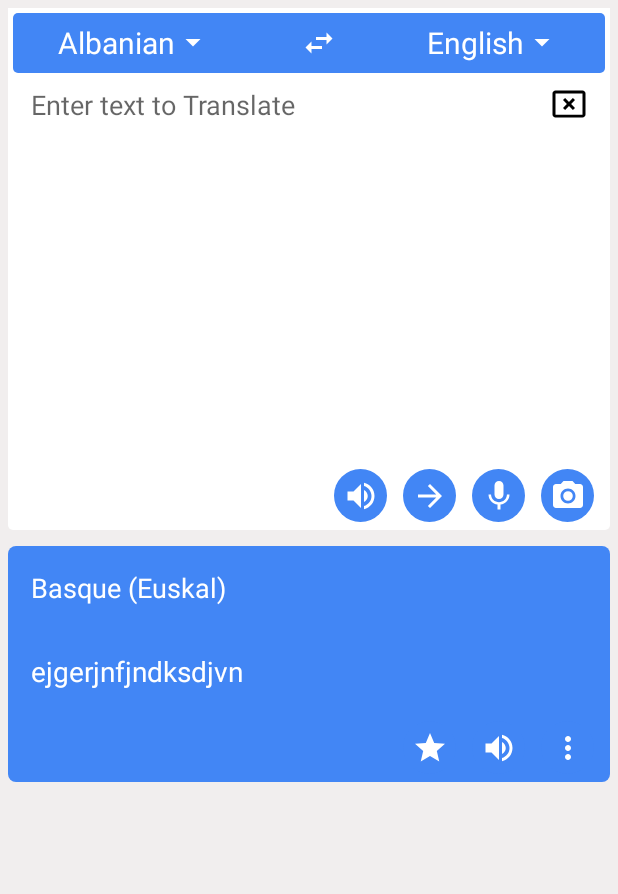
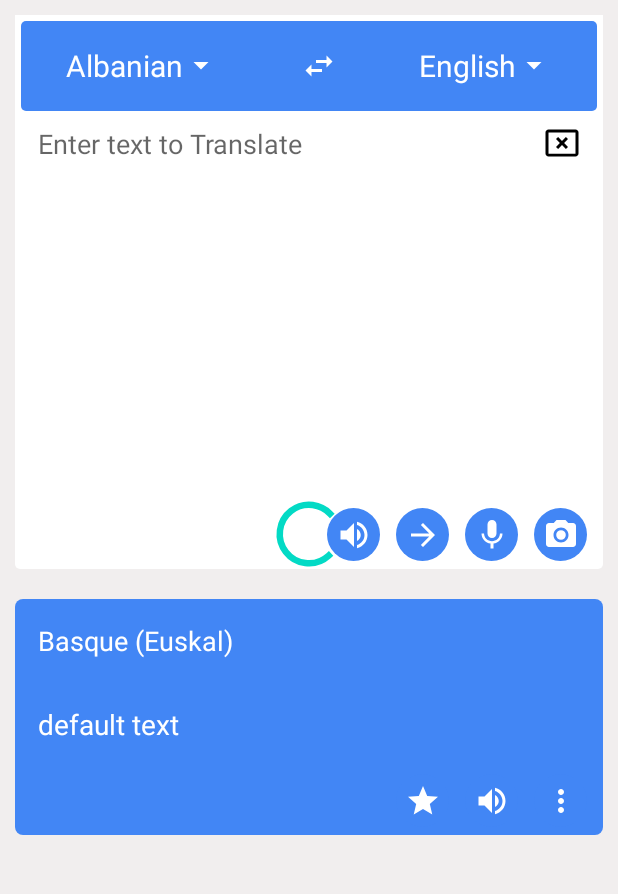
Before and after one commit to RSoft456/TranslatorApp, an Android app: the layout activity_main.xml on its own in the app's theme, with its tools: preview values and no code run, on a phone screen of 412 x 824 dp, the part 84-978 px from its top. Run offline under Robolectric (Android 15) with nearby library versions, the phone set to English and light mode, and no system bars.

```diff
--- a/app/src/main/AndroidManifest.xml
+++ b/app/src/main/AndroidManifest.xml
@@ -19,9 +19,6 @@
             android:name=".avtivities.Conversation"
             android:exported="false" />
         <activity
-            android:name=".api.ApiActivity"
-            android:exported="true"/>
-        <activity
             android:name=".avtivities.LanguagesList"
             android:exported="false" />
         <activity
--- a/app/src/main/java/com/example/api/ramsha/translator/adapter/ConversationAdapter.java
+++ b/app/src/main/java/com/example/api/ramsha/translator/adapter/ConversationAdapter.java
@@ -44,6 +44,7 @@ public class ConversationAdapter extends RecyclerView.Adapter<RecyclerView.ViewH
                 case ConversationModel.Receiver_TYPE:
                     ((receiverViewHolder) holder).receiverText.setText(item.getConvoTextToBeTranslated());
                     ((receiverViewHolder) holder).receiverTranslatedText.setText(item.getConvoTranslatedText());
+
                     break;
                 case ConversationModel.Sender_TYPE:
                     ((senderViewHolder) holder).senderText.setText(item.getConvoTextToBeTranslated());
@@ -51,6 +52,7 @@ public class ConversationAdapter extends RecyclerView.Adapter<RecyclerView.ViewH
                     break;
             }
         }
+
 
 
     }
--- a/app/src/main/java/com/example/api/ramsha/translator/adapter/LanguageListAdapter.java
+++ b/app/src/main/java/com/example/api/ramsha/translator/adapter/LanguageListAdapter.java
@@ -50,6 +50,7 @@ public class LanguageListAdapter extends RecyclerView.Adapter<RecyclerView.ViewH
             public void onClick(View view) {
                 Intent intent=new Intent();
                 intent.putExtra("country",item.getLanguageName());
+                intent.putExtra("languageCode",item.getLanguageCode());
                 if(LanguagesList.resultCode==2)
                     ((LanguagesList)VH.context).setResult(2,intent);
                 else
--- a/app/src/main/java/com/example/api/ramsha/translator/avtivities/Conversation.java
+++ b/app/src/main/java/com/example/api/ramsha/translator/avtivities/Conversation.java
@@ -174,12 +174,12 @@ clearButton.setVisibility(View.GONE);
             if (requestCode == 2) {
                 String lang = data.getStringExtra("country");
                 _left.setText(lang);
-                editor.putString("LEFTNAME", lang);
+                editor.putString("LNAME", lang);
                 editor.apply();
             } else if (requestCode == 3) {
                 String lang = data.getStringExtra("country");
                 _right.setText(lang);
-                editor.putString("RIGHTNAME", lang);
+                editor.putString("RNAME", lang);
                 editor.apply();
             } else if (requestCode == SPEECH_REQUEST_CODE && resultCode == RESULT_OK) {
                 List<String> results = data.getStringArrayListExtra(
--- a/app/src/main/res/layout/activity_main.xml
+++ b/app/src/main/res/layout/activity_main.xml
@@ -39,18 +39,20 @@
                     android:id="@+id/screenContent"
                     android:layout_width="match_parent"
                     android:layout_height="wrap_content"
-                    android:layout_margin="5dp"
+                    android:layout_margin="10dp"
                     android:background="@drawable/main_background"
                     android:orientation="vertical">
 
 
                     <LinearLayout
                         android:layout_width="match_parent"
-                        android:layout_height="40dp"
-                        android:layout_margin="3dp"
+                        android:layout_height="60dp"
+                        android:layout_margin="4dp"
+
                         android:background="@drawable/language_background">
 
                         <TextView
+
                             android:id="@+id/leftLanguage"
                             android:layout_width="wrap_content"
                             android:layout_height="wrap_content"
@@ -106,6 +108,8 @@
                             android:layout_marginTop="5dp"
                             android:layout_marginRight="15dp"
                             android:src="@drawable/ic_baseline_cancel_presentation_24" />
+
+
                     </LinearLayout>
 
                     <LinearLayout
@@ -155,15 +159,18 @@
 
                 </LinearLayout>
 
+
+
                 <LinearLayout
                     android:id="@+id/translatedTextArea"
                     android:layout_width="match_parent"
                     android:layout_height="wrap_content"
-                    android:layout_margin="5dp"
+                    android:layout_margin="10dp"
                     android:background="@drawable/translated_textarea_background"
                     android:orientation="vertical">
 
                     <TextView
+                        android:id="@+id/translatedTextLang"
                         android:layout_width="match_parent"
                         android:layout_height="wrap_content"
                         android:layout_margin="15dp"
@@ -176,7 +183,7 @@
                         android:layout_width="match_parent"
                         android:layout_height="wrap_content"
                         android:layout_margin="15dp"
-                        android:text="ejgerjnfjndksdjvn"
+                        android:text="default text"
                         android:textColor="@color/white"
                         android:textSize="18.5dp" />
 
@@ -227,4 +234,13 @@
         android:layout_gravity="start"
         app:headerLayout="@layout/drawer_header"
         app:menu="@menu/drawer_menu" />
+    <ProgressBar
+
+        android:id="@+id/progressBar"
+        android:padding="180dp"
+        style="?android:attr/progressBarStyle"
+        android:layout_width="wrap_content"
+        android:layout_height="wrap_content"
+        android:layout_weight="1" />
+
 </androidx.drawerlayout.widget.DrawerLayout>
```
Also changed, not shown: app/src/main/java/com/example/api/ramsha/translator/api/ApiActivity.java (deleted, +0 -78 lines), app/src/main/java/com/example/api/ramsha/translator/api/apicalls/RetrofitClient.java (+19 -5 lines), app/src/main/java/com/example/api/ramsha/translator/api/apicalls/TranslationInterface.java (added, +16 -0 lines), app/src/main/java/com/example/api/ramsha/translator/avtivities/MainActivity.java (+76 -11 lines), app/src/main/res/layout/activity_conversation.xml (+13 -4 lines).
